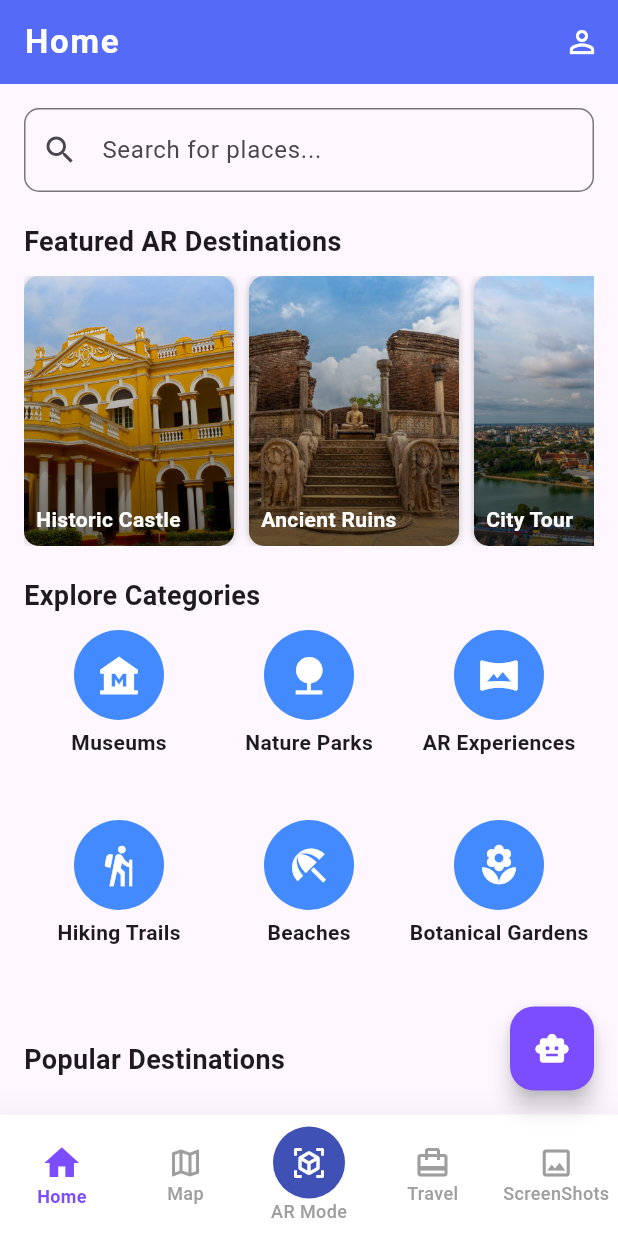
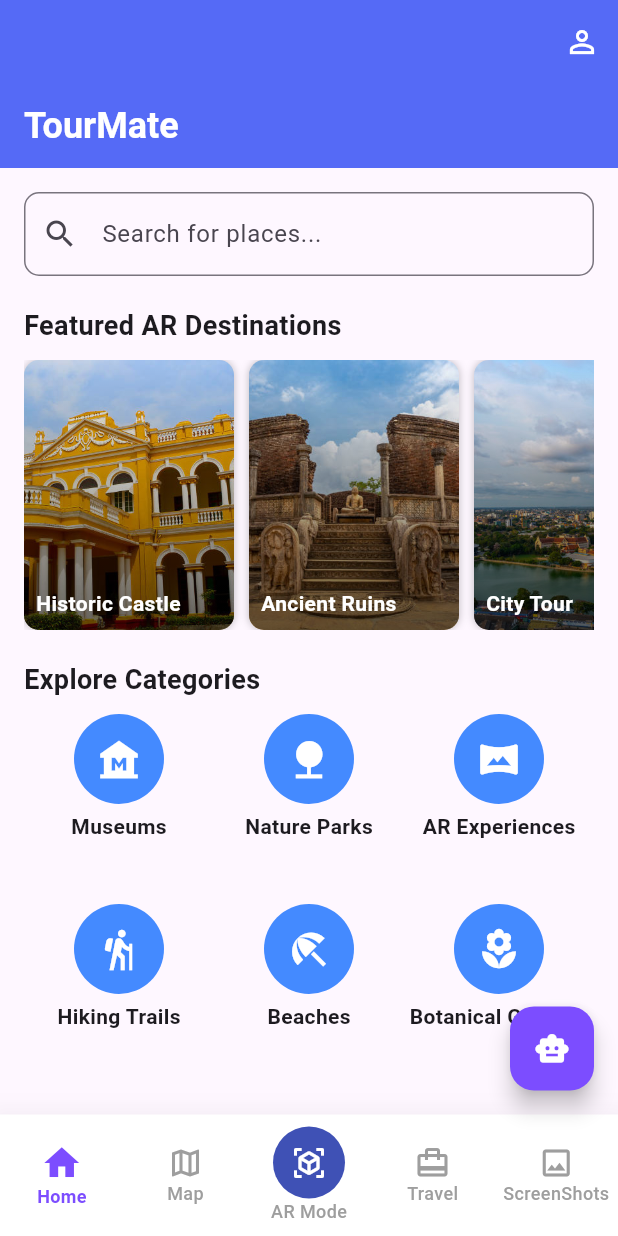
Before and after one commit to yohanmanohara/tourmate, a Flutter app: the MainLayout screen opened directly, on a phone screen of 412 x 824 dp. Run offline on Flutter 3.47's test engine with Material 3 defaults, Android fonts, the phone set to English and light mode, and no system bars; our stand-ins replace dots_indicator, firebase_auth, firebase_core, flutter_map, flutter_svg, google_fonts and 5 more; accounts and stored records are empty.

Commit message:
Yohan2 (#19)
* make home screen picture

* make screens

* make screens

```diff
--- a/lib/screen/home_page.dart
+++ b/lib/screen/home_page.dart
@@ -7,6 +7,19 @@ class HomePage extends StatelessWidget {
   Widget build(BuildContext context) {
 
     return Scaffold(
+      appBar: AppBar(
+  title: const Text(
+    'TourMate',
+    style: TextStyle(
+      color: Colors.white, // Ensure text is visible
+      fontWeight: FontWeight.bold, // Makes the text bold
+      fontSize: 24.0,              // Makes the text larger
+    ),
+  ),
+  backgroundColor: Colors.indigoAccent,
+  elevation: 4,
+),
+
       body: SafeArea(
         child: SingleChildScrollView(
           child: Padding(
--- a/lib/screen/main_layout.dart
+++ b/lib/screen/main_layout.dart
@@ -25,7 +25,7 @@ class _MainLayoutState extends State<MainLayout> {
   ];
 
   final List<String> _titles = [
-    'Home',
+   '',
     'Map',
     'AR Mode',
     'Profile',
```
